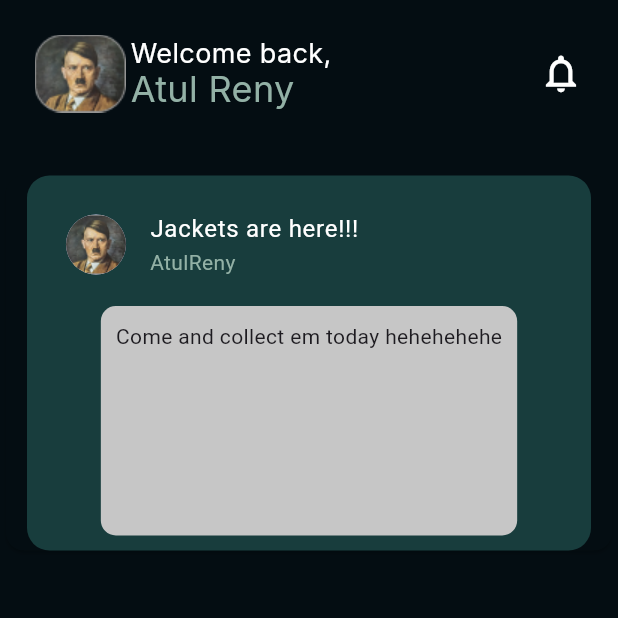
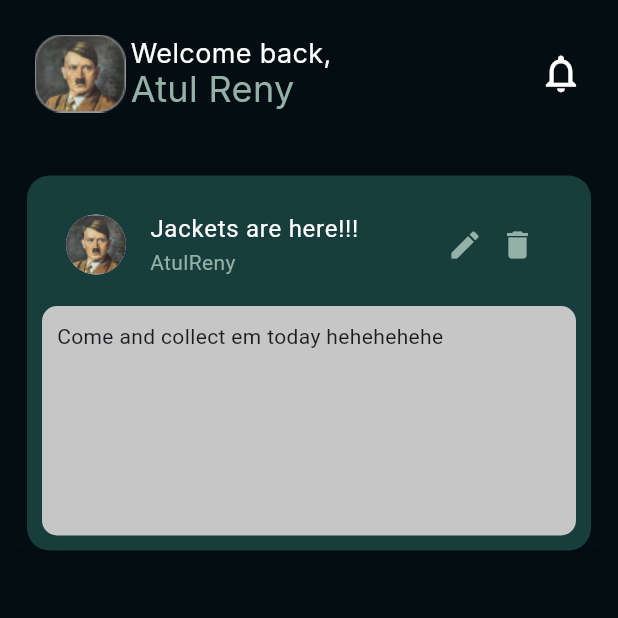
Before and after one commit to AtulRyy/Dev-Track-App, a Flutter app: the screen it shows after launch, on a phone screen of 412 x 824 dp, the top half of it. Run offline on Flutter 3.47's test engine with Material 3 defaults, Android fonts, the phone set to English and light mode, and no system bars; our stand-ins replace google_fonts, readmore.

Commit message:
edit and delete
can edit caption and content and delete the post
entire working based on list within the form page code
later connect it to backend

```diff
--- a/frontend/lib/components/bottomNav.dart
+++ b/frontend/lib/components/bottomNav.dart
@@ -1,3 +1,4 @@
+import 'package:dev_track_app/pages/feed.dart';
 import 'package:flutter/material.dart';
 
 import 'package:dev_track_app/pages/domain.dart';
@@ -14,6 +15,7 @@ class _BottomNavState extends State<BottomNav> {
   int _currentIndex = 0;
   final List<Widget> pages = [
     const HomePag(),
+    const FeedPage(),
     // const ScrumPage(),
     const DomainPage(),
     // const ProgressPage(),
--- a/frontend/lib/components/post.dart
+++ b/frontend/lib/components/post.dart
@@ -1,4 +1,3 @@
-import 'package:flutter/cupertino.dart';
 import 'package:flutter/material.dart';
 
 class Data {
@@ -9,7 +8,12 @@ class Data {
   Data({required this.caption, required this.username, required this.content});
 }
 
-Widget CardTemplate(datalist) {
+Widget CardTemplate(List<Data> datalist, int index, BuildContext context, Function onUpdate, Function onDelete) {
+  // Initialize TextEditingController with the current caption
+  TextEditingController _captionController = TextEditingController(text: datalist[index].caption);
+  TextEditingController _contentController = TextEditingController(text: datalist[index].content);
+
+
   return Card(
     color: Color(0xFF040D12),
     child: Container(
@@ -27,29 +31,118 @@ Widget CardTemplate(datalist) {
               backgroundImage: AssetImage('assets/images/hitler.png'),
             ),
             title: Text(
-                datalist.caption,
+              datalist[index].caption,
               style: TextStyle(color: Colors.white),
             ),
             subtitle: Text(
-                datalist.username,
+              datalist[index].username,
               style: TextStyle(color: Color(0xFF93B1A6)),
             ),
+            trailing: Container(
+              width: 70,
+              child: Row(
+                children: [
+                  Expanded(
+                    child: IconButton(
+                      onPressed: () {
+                        showDialog(
+                          context: context,
+                          builder: (BuildContext context) {
+                            return Dialog(
+                              child: ClipRRect(
+                                borderRadius: BorderRadius.circular(15),
+                                child: Container(
+                                  padding: EdgeInsets.all(20),
+                                  child: Column(
+                                    mainAxisSize: MainAxisSize.min,
+                                    children: [
+                                      TextField(
+                                        controller: _captionController,
+                                        cursorColor: Colors.black45,
+                                        style: TextStyle(color: Colors.black),
+                                        decoration: InputDecoration(
+                                          labelText: 'Edit Caption',
+                                          labelStyle: TextStyle(color: Colors.black45),
+                                          enabledBorder: UnderlineInputBorder(
+                                            borderSide: BorderSide(color: Colors.black38),
                                           ),
-            SizedBox(
-              height: 5,
+                                          focusedBorder: UnderlineInputBorder(
+                                            borderSide: BorderSide(color: Colors.black45),
+
+                                          ),
+
+                                        ),
+                                      ),
+                                      TextField(
+                                        controller: _contentController,
+                                        cursorColor: Colors.black45,
+                                        style: TextStyle(color: Colors.black),
+                                        decoration: InputDecoration(
+                                          labelText: 'Edit Content',
+                                          labelStyle: TextStyle(color: Colors.black45),
+                                          enabledBorder: UnderlineInputBorder(
+                                            borderSide: BorderSide(color: Colors.black38),
+                                          ),
+                                          focusedBorder: UnderlineInputBorder(
+                                            borderSide: BorderSide(color: Colors.black45),
+
+                                          ),
+
+                                        ),
+                                      ),
+                                      SizedBox(height: 20),
+                                      ElevatedButton(
+                                        onPressed: () {
+                                          datalist[index].caption = _captionController.text;
+                                          datalist[index].content = _contentController.text;
+                                          onUpdate();
+                                          Navigator.of(context).pop();
+                                        },
+                                        child: Text('Update',style: TextStyle(color: Colors.white),),
+                                        style: ElevatedButton.styleFrom(
+                                          backgroundColor: Color(0xFF93B1A6), // Custom button color
+                                        ),
+                                      ),
+                                    ],
+                                  ),
+                                ),
+                              ),
+                            );
+                          },
+                        );
+                      },
+                      icon: Icon(Icons.edit),color: Color(0xFF93B1A6),
+                    ),
                   ),
                   Expanded(
+                    child: IconButton(
+                      onPressed: () {
+                        datalist.removeAt(index);
+                        onDelete(); // Notify parent to update the state
+                      },
+                      icon: Icon(Icons.delete),color: Color(0xFF93B1A6),
+                    ),
+                  ),
+                ],
+              ),
+            ),
+          ),
+          SizedBox(height: 5),
+          Expanded(
             child: Container(
+              width: double.infinity,
               decoration: BoxDecoration(
                 color: Color(0xFFC6C6C6),
                 borderRadius: BorderRadius.circular(10),
               ),
               child: Padding(
                 padding: const EdgeInsets.all(10.0),
-                    child: Text(datalist.content),
+                child: Text(datalist[index].content),
               ),
-            )),
+            ),
+          ),
         ],
-        )),
+      ),
+    ),
   );
 }
--- a/frontend/lib/pages/feed.dart
+++ b/frontend/lib/pages/feed.dart
@@ -3,10 +3,6 @@ import 'package:dev_track_app/components/post.dart';
 import 'package:dev_track_app/components/topNav.dart';
 import 'package:flutter/cupertino.dart';
 import 'package:flutter/material.dart';
-import 'package:flutter/painting.dart';
-import 'package:flutter/rendering.dart';
-import 'package:flutter/widgets.dart';
-import 'package:dev_track_app/components/post.dart';
 import 'package:google_fonts/google_fonts.dart';
 
 class FeedPage extends StatefulWidget {
@@ -17,31 +13,42 @@ class FeedPage extends StatefulWidget {
 }
 
 class _FeedPageState extends State<FeedPage> {
-  List<Data> post=[
-    Data(caption: 'Jackets are here!!!', username: 'AtulReny', content: 'Come and collect em today hehehehehe')
+  List<Data> posts = [
+    Data(
+      caption: 'Jackets are here!!!',
+      username: 'AtulReny',
+      content: 'Come and collect em today hehehehehe',
+    ),
+    // Add more Data objects here as needed
   ];
+  void _updateState() {
+    setState(() {});
+  }
+
+  void _deleteState() {
+    setState(() {});
+  }
+
   @override
   Widget build(BuildContext context) {
     return SafeArea(
       child: Scaffold(
         backgroundColor: Color(0xFF040D12),
-        body: ListView(
-          scrollDirection: Axis.vertical,
+        body: Column(
           children: [
-            TopNav(),
-                SizedBox(height: 15),
-            Column(
-              crossAxisAlignment: CrossAxisAlignment.start,
-              children: post.map((datalist)=> CardTemplate(datalist)).toList(),
+            TopNav(), // Add the top navigation bar
+            SizedBox(height: 15),
+            Expanded(
+              child: ListView.builder(
+                itemCount: posts.length,
+                itemBuilder: (context, index) {
+                  return CardTemplate(posts, index, context, _updateState, _deleteState);
+                },
+              ),
             ),
-            SizedBox(height: 10),
-
           ],
-              )
-
-        )
-
-
+        ),
+      ),
     );
   }
 }
```
Lines whose indentation alone changed are shown as unchanged.
